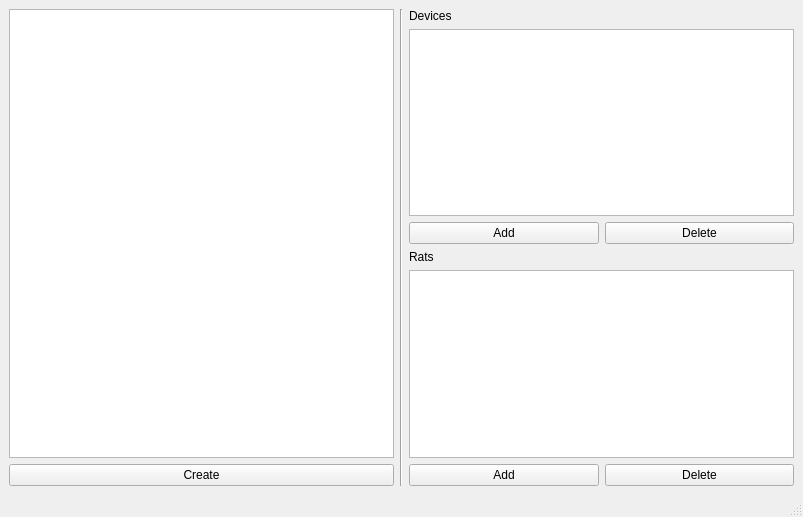
Qt form ui/main_window.ui (mcsltd/mcs-inRat-planner) before a commit.
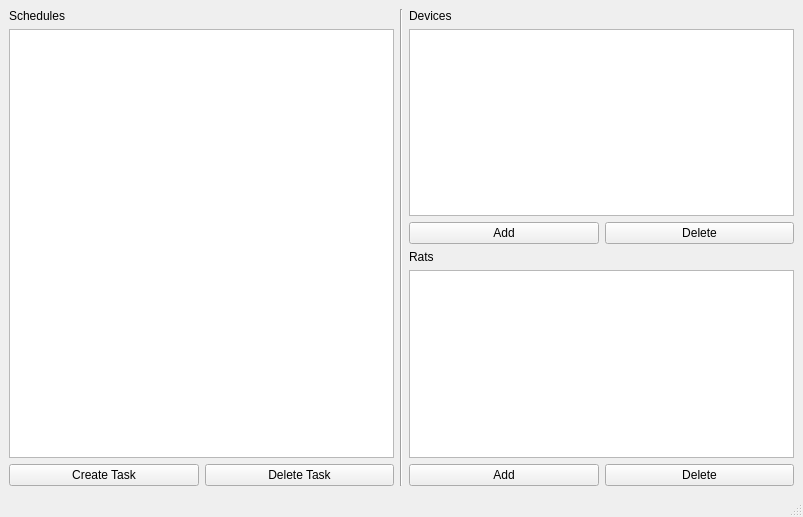
The same form after that commit.

Commit message: ui: update ui for main window and resize columns

```diff
--- a/ui/main_window.ui
+++ b/ui/main_window.ui
@@ -88,6 +88,13 @@
     </item>
     <item row="0" column="0">
      <layout class="QVBoxLayout" name="verticalLayoutSchedule">
+      <item>
+       <widget class="QLabel" name="labelSchedules">
+        <property name="text">
+         <string>Schedules</string>
+        </property>
+       </widget>
+      </item>
       <item>
        <widget class="QTableView" name="tableViewSchedule"/>
       </item>
@@ -96,7 +103,14 @@
         <item>
          <widget class="QPushButton" name="pushButtonCreateTask">
           <property name="text">
-           <string>Create</string>
+           <string>Create Task</string>
+          </property>
+         </widget>
+        </item>
+        <item>
+         <widget class="QPushButton" name="pushButtonDeleteTask">
+          <property name="text">
+           <string>Delete Task</string>
           </property>
          </widget>
         </item>
```
The commit also changes 3 other files.
